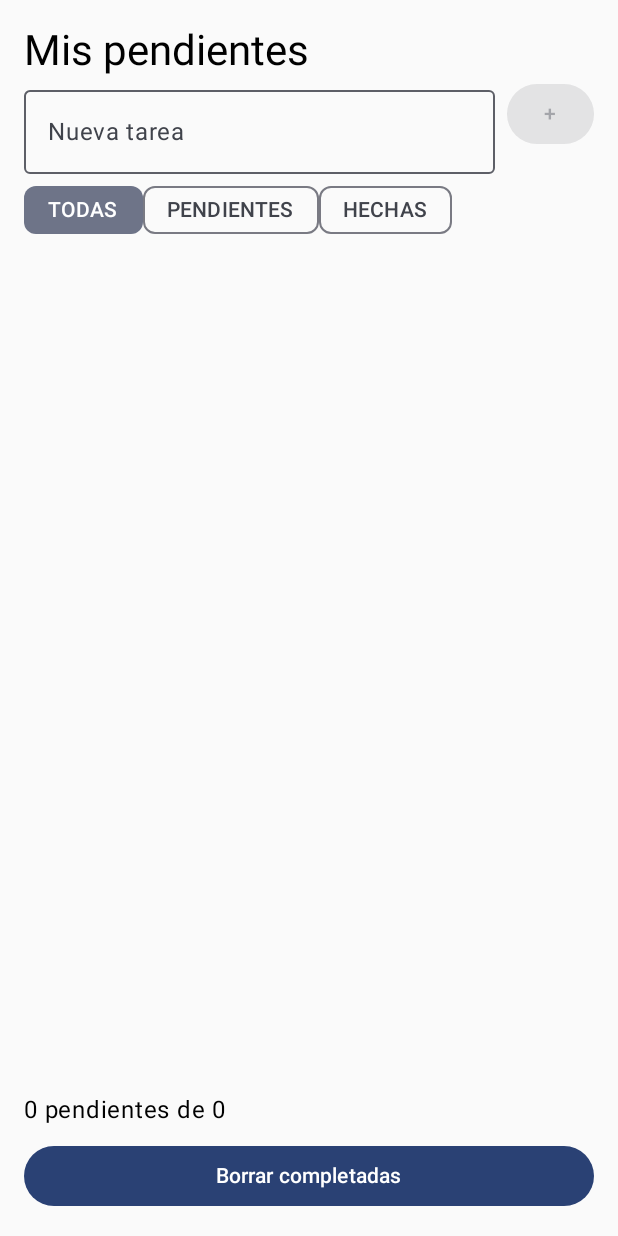
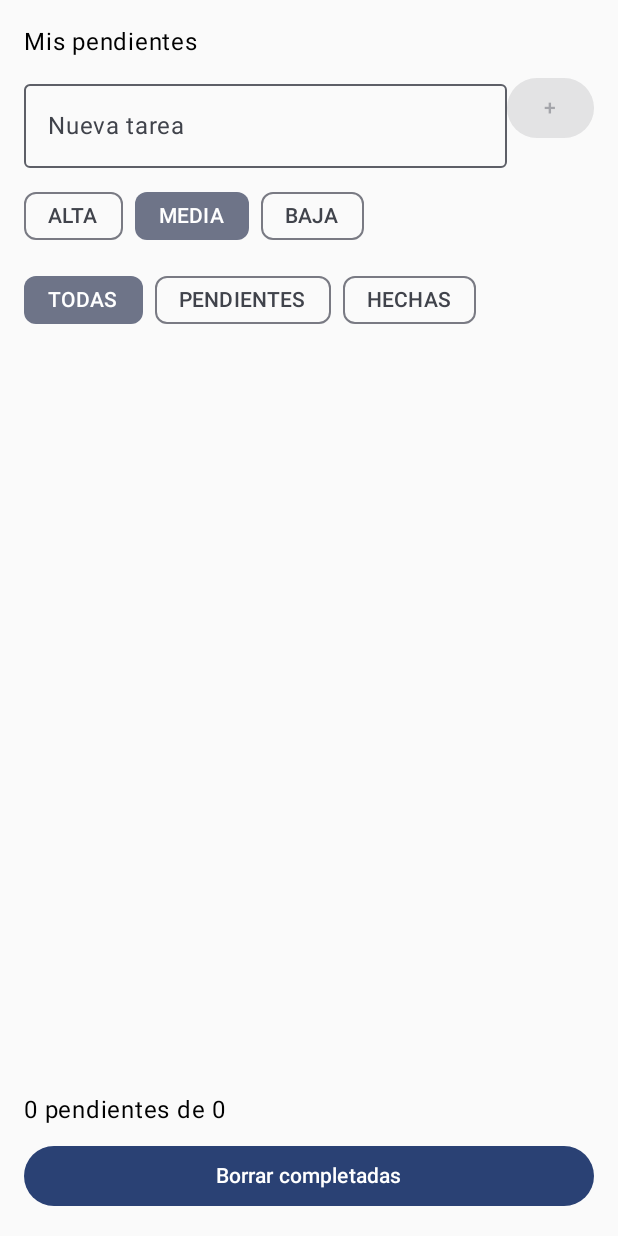
Before and after one commit to aquario668/componentes, an Android app built with Jetpack Compose: the screen it shows after launch (MainActivity), on a phone screen of 412 x 824 dp. Run offline under Robolectric (Android 15) with nearby library versions, the phone set to English and light mode, and no system bars.

Commit message:
practica 06: Gestor de Tareas pero con view model

```diff
--- a/app/build.gradle.kts
+++ b/app/build.gradle.kts
@@ -37,6 +37,7 @@ android {
 }
 
 dependencies {
+    implementation("androidx.lifecycle:lifecycle-viewmodel-compose:<version>")
     implementation(platform(libs.androidx.compose.bom))
     implementation(libs.androidx.activity.compose)
     implementation(libs.androidx.compose.foundation.layout)
--- a/app/src/main/java/com/example/textfield/Components/Cards.kt
+++ b/app/src/main/java/com/example/textfield/Components/Cards.kt
@@ -1,60 +1,82 @@
 package com.example.textfield.Components
 
-import androidx.compose.foundation.background
-import androidx.compose.foundation.layout.Arrangement
-import androidx.compose.foundation.layout.Column
-import androidx.compose.foundation.layout.Row
-import androidx.compose.foundation.layout.Spacer
-import androidx.compose.foundation.layout.fillMaxSize
-import androidx.compose.foundation.layout.fillMaxWidth
-import androidx.compose.foundation.layout.height
-import androidx.compose.foundation.layout.padding
-import androidx.compose.foundation.layout.width
-import androidx.compose.foundation.selection.selectable
-import androidx.compose.foundation.selection.selectableGroup
-import androidx.compose.material3.AlertDialog
-import androidx.compose.material3.Button
-import androidx.compose.material3.Checkbox
-import androidx.compose.material3.Divider
-import androidx.compose.material3.FilterChip
-import androidx.compose.material3.IconButton
-import androidx.compose.material3.MaterialTheme
-import androidx.compose.material3.RadioButton
-import androidx.compose.material3.Slider
-import androidx.compose.material3.Switch
-import androidx.compose.material3.Text
-import androidx.compose.material3.TextButton
-import androidx.compose.material3.TextField
+import androidx.compose.foundation.layout.*
+import androidx.compose.foundation.lazy.LazyColumn
+import androidx.compose.foundation.lazy.items
+import androidx.compose.material3.*
 import androidx.compose.runtime.Composable
 import androidx.compose.ui.Alignment
 import androidx.compose.ui.Modifier
-import androidx.compose.ui.draw.scale
-import androidx.compose.ui.focus.focusModifier
-import androidx.compose.ui.graphics.Color
-import androidx.compose.ui.semantics.Role
 import androidx.compose.ui.unit.dp
-import com.example.textfield.Screen.Tarea
 
+@Composable
+fun TareasHoist(
+    textoNueva: String,
+    onTextoChange: (String) -> Unit,
+    prioridadNueva: Prioridad,
+    onPrioridadChange: (Prioridad) -> Unit,
+    filtro: Filtro,
+    onFiltroChange: (Filtro) -> Unit,
+    tareasVisibles: List<Tarea>,
+    pendientes: Int,
+    totalTareas: Int,
+    mostrarDialogo: Boolean,
+    onMostrarDialogo: (Boolean) -> Unit,
+    onAgregar: () -> Unit,
+    onToggleTarea: (Int, Boolean) -> Unit,
+    onEliminarTarea: (Tarea) -> Unit,
+    onConfirmarBorrado: () -> Unit
+) {
+    if (mostrarDialogo) {
+        AlertDialog(
+            onDismissRequest = { onMostrarDialogo(false) },
+            title = { Text("¿Borrar completadas?") },
+            text = { Text("Se borrarán las tareas completadas.") },
+            confirmButton = { TextButton(onClick = onConfirmarBorrado) { Text("Borrar") } },
+            dismissButton = { TextButton(onClick = { onMostrarDialogo(false) }) { Text("Cancelar") } }
+        )
+    }
+
+    Column(modifier = Modifier.fillMaxSize().padding(16.dp), verticalArrangement = Arrangement.spacedBy(8.dp)) {
+        Text("Mis pendientes")
+
+        Row {
+            OutlinedTextField(value = textoNueva, onValueChange = onTextoChange, label = { Text("Nueva tarea") }, modifier = Modifier.weight(1f))
+            Button(onClick = onAgregar, enabled = textoNueva.isNotBlank()) { Text("+") }
+        }
+
+        Row(horizontalArrangement = Arrangement.spacedBy(8.dp)) {
+            Prioridad.entries.forEach { p ->
+                FilterChip(selected = prioridadNueva == p, onClick = { onPrioridadChange(p) }, label = { Text(p.name) })
+            }
+        }
+
+        Row(horizontalArrangement = Arrangement.spacedBy(8.dp)) {
+            Filtro.entries.forEach { f ->
+                FilterChip(selected = filtro == f, onClick = { onFiltroChange(f) }, label = { Text(f.name) })
+            }
+        }
+
+        LazyColumn(modifier = Modifier.weight(1f)) {
+            items(tareasVisibles, key = { it.id }) { tarea ->
+                TareaItem(
+                    tarea = tarea,
+                    onCheckedChange = { onToggleTarea(tarea.id, it) },
+                    onDelete = { onEliminarTarea(tarea) }
+                )
+            }
+        }
+
+        Text("$pendientes pendientes de $totalTareas")
+        Button(onClick = { onMostrarDialogo(true) }, modifier = Modifier.fillMaxWidth()) { Text("Borrar completadas") }
+    }
+}
 
 @Composable
 fun TareaItem(tarea: Tarea, onCheckedChange: (Boolean) -> Unit, onDelete: () -> Unit) {
     Row(verticalAlignment = Alignment.CenterVertically, modifier = Modifier.fillMaxWidth()) {
         Checkbox(checked = tarea.hecha, onCheckedChange = onCheckedChange)
-        Column(modifier = Modifier.weight(1f)) {
-            Text(tarea.titulo, color = if (tarea.hecha) MaterialTheme.colorScheme.outline else MaterialTheme.colorScheme.onSurface)
-            Text(tarea.prioridad.name, style = MaterialTheme.typography.bodySmall)
-        }
+        Text("${tarea.titulo} (${tarea.prioridad.name})", modifier = Modifier.weight(1f))
         IconButton(onClick = onDelete) { Text("x") }
     }
 }
-
-@Composable
-fun ConfirmarBorradoDialog(cantidad: Int, onConfirm: () -> Unit, onDismiss: () -> Unit) {
-    AlertDialog(
-        onDismissRequest = onDismiss,
-        title = { Text("¿Borrar tareas?") },
-        text = { Text("Se eliminarán $cantidad tareas completadas. Esta acción no se puede deshacer.") },
-        confirmButton = { TextButton(onClick = onConfirm) { Text("Borrar") } },
-        dismissButton = { TextButton(onClick = onDismiss) { Text("Cancelar") } }
-    )
-}
--- /dev/null
+++ b/app/src/main/java/com/example/textfield/Components/ViewModel.kt
@@ -0,0 +1,51 @@
+package com.example.textfield.Components
+import androidx.compose.runtime.getValue
+import androidx.compose.runtime.mutableStateListOf
+import androidx.compose.runtime.mutableStateOf
+import androidx.compose.runtime.setValue
+import androidx.lifecycle.ViewModel
+
+enum class Prioridad { ALTA, MEDIA, BAJA }
+enum class Filtro { TODAS, PENDIENTES, HECHAS }
+data class Tarea(val id: Int, val titulo: String, val prioridad: Prioridad, val hecha: Boolean = false)
+
+class TareasViewModel : ViewModel() {
+    val tareas = mutableStateListOf<Tarea>()
+    var textoNueva by mutableStateOf("")
+    var prioridadNueva by mutableStateOf(Prioridad.MEDIA)
+    var filtro by mutableStateOf(Filtro.TODAS)
+    var mostrarDialogo by mutableStateOf(false)
+
+    val tareasVisibles: List<Tarea>
+        get() = tareas.filter {
+            when (filtro) {
+                Filtro.TODAS -> true
+                Filtro.PENDIENTES -> !it.hecha
+                Filtro.HECHAS -> it.hecha
+            }
+        }
+
+    val pendientes: Int
+        get() = tareas.count { !it.hecha }
+
+    fun agregarTarea() {
+        if (textoNueva.isNotBlank()) {
+            tareas.add(Tarea(tareas.size + 1, textoNueva, prioridadNueva))
+            textoNueva = ""
+        }
+    }
+
+    fun toggleTarea(id: Int, hecha: Boolean) {
+        val idx = tareas.indexOfFirst { it.id == id }
+        if (idx != -1) tareas[idx] = tareas[idx].copy(hecha = hecha)
+    }
+
+    fun eliminarTarea(tarea: Tarea) {
+        tareas.remove(tarea)
+    }
+
+    fun borrarCompletadas() {
+        tareas.removeAll { it.hecha }
+        mostrarDialogo = false
+    }
+}
--- a/app/src/main/java/com/example/textfield/Screen/screen.kt
+++ b/app/src/main/java/com/example/textfield/Screen/screen.kt
@@ -1,101 +1,27 @@
 package com.example.textfield.Screen
 
-import androidx.compose.foundation.layout.Column
-import androidx.compose.foundation.layout.Row
-import androidx.compose.foundation.layout.fillMaxWidth
-import androidx.compose.foundation.layout.padding
-import androidx.compose.foundation.lazy.LazyColumn
-import androidx.compose.foundation.lazy.items
-import androidx.compose.material3.Button
-import androidx.compose.material3.FilterChip
-import androidx.compose.material3.MaterialTheme
-import androidx.compose.material3.OutlinedTextField
-import androidx.compose.material3.Text
 import androidx.compose.runtime.Composable
-import androidx.compose.runtime.getValue
-import androidx.compose.runtime.mutableStateListOf
-import androidx.compose.runtime.mutableStateOf
-import androidx.compose.runtime.remember
-import androidx.compose.runtime.setValue
-import androidx.compose.ui.Modifier
-import androidx.compose.ui.unit.dp
-import com.example.textfield.Components.ConfirmarBorradoDialog
-import com.example.textfield.Components.TareaItem
-
-
-enum class Prioridad { ALTA, MEDIA, BAJA }
-enum class Filtro { TODAS, PENDIENTES, HECHAS }
-data class Tarea(val id: Int, val titulo: String, val prioridad: Prioridad, val hecha: Boolean = false)
+import androidx.lifecycle.viewmodel.compose.viewModel
+import com.example.textfield.Components.TareasHoist
+import com.example.textfield.Components.TareasViewModel
 
 @Composable
-fun TareasScreen() {
-    val tareas = remember { mutableStateListOf<Tarea>() }
-    var textoNueva by remember { mutableStateOf("") }
-    var prioridadNueva by remember { mutableStateOf(Prioridad.MEDIA) }
-    var filtro by remember { mutableStateOf(Filtro.TODAS) }
-    var mostrarDialogo by remember { mutableStateOf(false) }
-
-    val tareasVisibles = tareas.filter {
-        when (filtro) {
-            Filtro.TODAS -> true
-            Filtro.PENDIENTES -> !it.hecha
-            Filtro.HECHAS -> it.hecha
-        }
-    }
-    val pendientes = tareas.count { !it.hecha }
-
-    if (mostrarDialogo) {
-        ConfirmarBorradoDialog(
-            cantidad = tareas.count { it.hecha },
-            onConfirm = {
-                tareas.removeAll { it.hecha }
-                mostrarDialogo = false
-            },
-            onDismiss = { mostrarDialogo = false }
-        )
-    }
-
-    Column(modifier = Modifier.padding(16.dp)) {
-        Text("Mis pendientes", style = MaterialTheme.typography.headlineMedium)
-
-        Row(modifier = Modifier.fillMaxWidth()) {
-            OutlinedTextField(
-                value = textoNueva,
-                onValueChange = { textoNueva = it },
-                label = { Text("Nueva tarea") },
-                modifier = Modifier.weight(1f)
-            )
-            Button(
-                onClick = {
-                    tareas.add(Tarea(tareas.size, textoNueva, prioridadNueva))
-                    textoNueva = ""
-                },
-                enabled = textoNueva.isNotBlank(),
-                modifier = Modifier.padding(start = 8.dp)
-            ) { Text("+") }
-        }
-        Row {
-            Filtro.values().forEach { f ->
-                FilterChip(selected = filtro == f, onClick = { filtro = f }, label = { Text(f.name) })
-            }
-        }
-
-        LazyColumn(modifier = Modifier.weight(1f)) {
-            items(tareasVisibles, key = { it.id }) { tarea ->
-                TareaItem(
-                    tarea = tarea,
-                    onCheckedChange = { valor ->
-                        val index = tareas.indexOfFirst { it.id == tarea.id }
-                        if (index != -1) tareas[index] = tareas[index].copy(hecha = valor)
-                    },
-                    onDelete = { tareas.remove(tarea) }
-                )
-            }
-        }
-
-        Text("$pendientes pendientes de ${tareas.size}", modifier = Modifier.padding(vertical = 8.dp))
-        Button(onClick = { mostrarDialogo = true }, modifier = Modifier.fillMaxWidth()) {
-            Text("Borrar completadas")
-        }
-    }
+fun TareasScreen(vm: TareasViewModel = viewModel()) {
+    TareasHoist(
+        textoNueva = vm.textoNueva,
+        onTextoChange = { vm.textoNueva = it },
+        prioridadNueva = vm.prioridadNueva,
+        onPrioridadChange = { vm.prioridadNueva = it },
+        filtro = vm.filtro,
+        onFiltroChange = { vm.filtro = it },
+        tareasVisibles = vm.tareasVisibles,
+        pendientes = vm.pendientes,
+        totalTareas = vm.tareas.size,
+        mostrarDialogo = vm.mostrarDialogo,
+        onMostrarDialogo = { vm.mostrarDialogo = it },
+        onAgregar = { vm.agregarTarea() },
+        onToggleTarea = { id, hecha -> vm.toggleTarea(id, hecha) },
+        onEliminarTarea = { vm.eliminarTarea(it) },
+        onConfirmarBorrado = { vm.borrarCompletadas() }
+    )
 }
```
